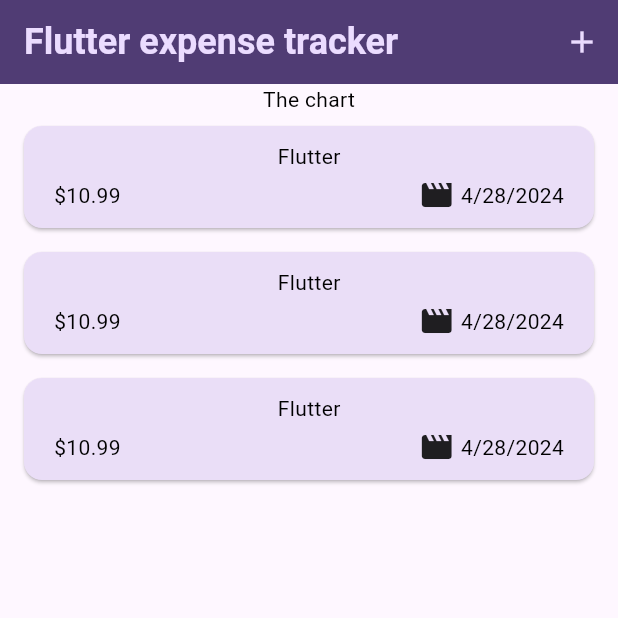
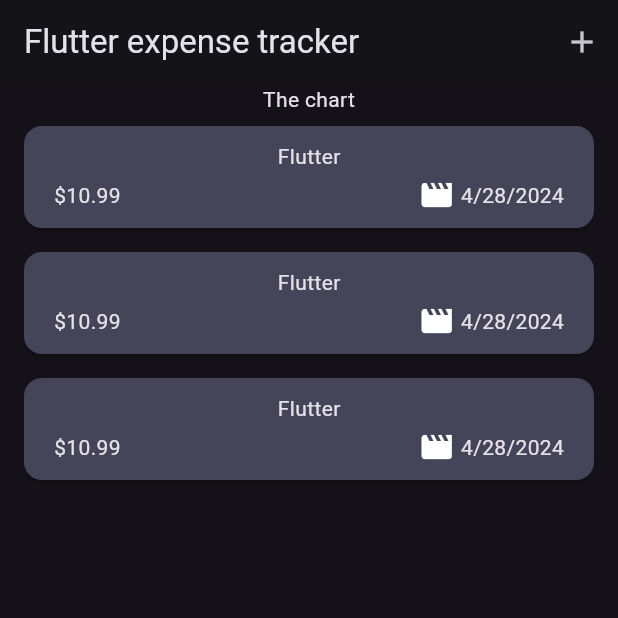
Before and after one commit to Suvisuttikasame/flutter-lab, a Flutter app: the screen it shows after launch, on a phone screen of 412 x 824 dp, the top half of it. Run offline on Flutter 3.47's test engine with Material 3 defaults, Android fonts, the phone set to English and light mode, and no system bars.

Commit message:
- [feat] dark mode

```diff
--- a/expense_traker/lib/main.dart
+++ b/expense_traker/lib/main.dart
@@ -1,8 +1,13 @@
 import 'package:expense_traker/widgets/expenses.dart';
 import 'package:flutter/material.dart';
 
-final kColorScheme =
-    ColorScheme.fromSeed(seedColor: const Color.fromARGB(255, 179, 151, 227));
+final kColorScheme = ColorScheme.fromSeed(
+  seedColor: const Color.fromARGB(255, 179, 151, 227),
+);
+final kDarkColorScheme = ColorScheme.fromSeed(
+  brightness: Brightness.dark,
+  seedColor: const Color.fromARGB(255, 68, 75, 135),
+);
 
 void main() {
   runApp(const MyApp());
@@ -16,6 +21,17 @@ class MyApp extends StatelessWidget {
   Widget build(BuildContext context) {
     return MaterialApp(
         title: 'Flutter Demo',
+        darkTheme: ThemeData.dark().copyWith(
+          colorScheme: kDarkColorScheme,
+          cardTheme: const CardTheme().copyWith(
+            color: kDarkColorScheme.secondaryContainer,
+            margin: const EdgeInsets.symmetric(horizontal: 16, vertical: 8),
+          ),
+          elevatedButtonTheme: ElevatedButtonThemeData(
+            style: ElevatedButton.styleFrom(
+                backgroundColor: kDarkColorScheme.primaryContainer),
+          ),
+        ),
         theme: ThemeData(
                 // This is the theme of your application.
                 //
@@ -67,6 +83,7 @@ class MyApp extends StatelessWidget {
             ),
           ),
         ),
+        themeMode: ThemeMode.dark,
         home: const Expenses());
   }
 }
```
